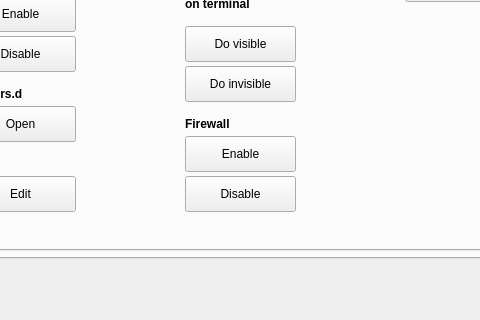
Above: src/mainwindow.ui from adgellida/ubunsys before the change; both pictures show x 83 to 563 and y 270 to 590 of the 688 by 590 pixel window. Below: the same form after it.
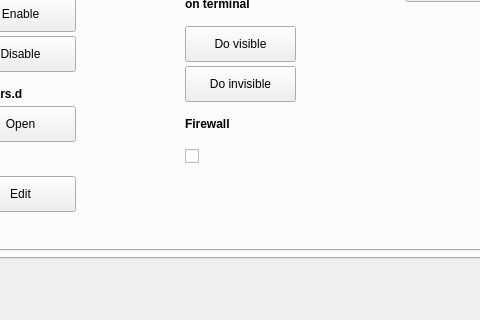
That is the form after the change. The open tabs and pages were chosen to show the change. Icons and pictures are not drawn.

```diff
--- a/src/mainwindow.ui
+++ b/src/mainwindow.ui
@@ -1140,34 +1140,6 @@
 specific</string>
         </property>
        </widget>
-       <widget class="QPushButton" name="disableFirewallButton">
-        <property name="geometry">
-         <rect>
-          <x>230</x>
-          <y>360</y>
-          <width>111</width>
-          <height>36</height>
-         </rect>
-        </property>
-        <property name="whatsThis">
-         <string/>
-        </property>
-        <property name="text">
-         <string>Disable</string>
-        </property>
-        <property name="iconSize">
-         <size>
-          <width>30</width>
-          <height>30</height>
-         </size>
-        </property>
-        <property name="shortcut">
-         <string/>
-        </property>
-        <property name="checkable">
-         <bool>false</bool>
-        </property>
-       </widget>
        <widget class="QLabel" name="label_12">
         <property name="geometry">
          <rect>
@@ -1187,34 +1159,6 @@
          <string>Firewall</string>
         </property>
        </widget>
-       <widget class="QPushButton" name="enableFirewallButton">
-        <property name="geometry">
-         <rect>
-          <x>230</x>
-          <y>320</y>
-          <width>111</width>
-          <height>36</height>
-         </rect>
-        </property>
-        <property name="whatsThis">
-         <string/>
-        </property>
-        <property name="text">
-         <string>Enable</string>
-        </property>
-        <property name="iconSize">
-         <size>
-          <width>30</width>
-          <height>30</height>
-         </size>
-        </property>
-        <property name="shortcut">
-         <string/>
-        </property>
-        <property name="checkable">
-         <bool>false</bool>
-        </property>
-       </widget>
        <widget class="QLabel" name="label_13">
         <property name="geometry">
          <rect>
@@ -1606,6 +1550,31 @@
          <bool>false</bool>
         </property>
        </widget>
+       <widget class="QCheckBox" name="checkBox_firewall">
+        <property name="geometry">
+         <rect>
+          <x>230</x>
+          <y>320</y>
+          <width>51</width>
+          <height>41</height>
+         </rect>
+        </property>
+        <property name="styleSheet">
+         <string notr="true"/>
+        </property>
+        <property name="text">
+         <string/>
+        </property>
+        <property name="iconSize">
+         <size>
+          <width>16</width>
+          <height>16</height>
+         </size>
+        </property>
+        <property name="tristate">
+         <bool>false</bool>
+        </property>
+       </widget>
       </widget>
       <widget class="QWidget" name="tab_16">
        <attribute name="title">
```
Left out of the diff: 2 changed lines with no effect on the pictures.
